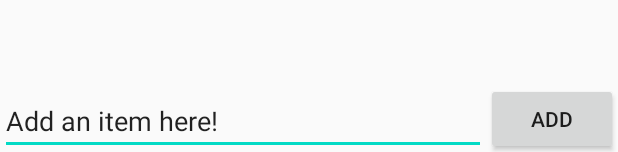
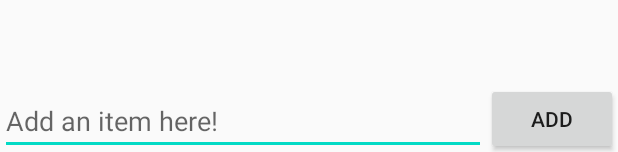
Before and after one commit to Manny810/Simple_ToDo, an Android app: the layout activity_main.xml on its own in the app's theme, with its tools: preview values and no code run, on a phone screen of 412 x 824 dp. Shown: the part 1081-1233 px from the top of the screen. Run offline under Robolectric (Android 15) with nearby library versions, the phone set to English and light mode, and no system bars.

Commit message:
fixing editText box so that it used a hint and not actual text

```diff
--- a/app/src/main/res/layout/activity_main.xml
+++ b/app/src/main/res/layout/activity_main.xml
@@ -28,8 +28,7 @@
         android:layout_marginBottom="0dp"
         android:layout_toStartOf="@+id/buttonAdd"
         android:ems="10"
-        android:inputType="textPersonName"
-        android:text="Add an item here!"
+        android:hint="Add an item here!"
         app:layout_constraintEnd_toStartOf="@+id/buttonAdd"
         tools:layout_editor_absoluteY="686dp" />
 
```
